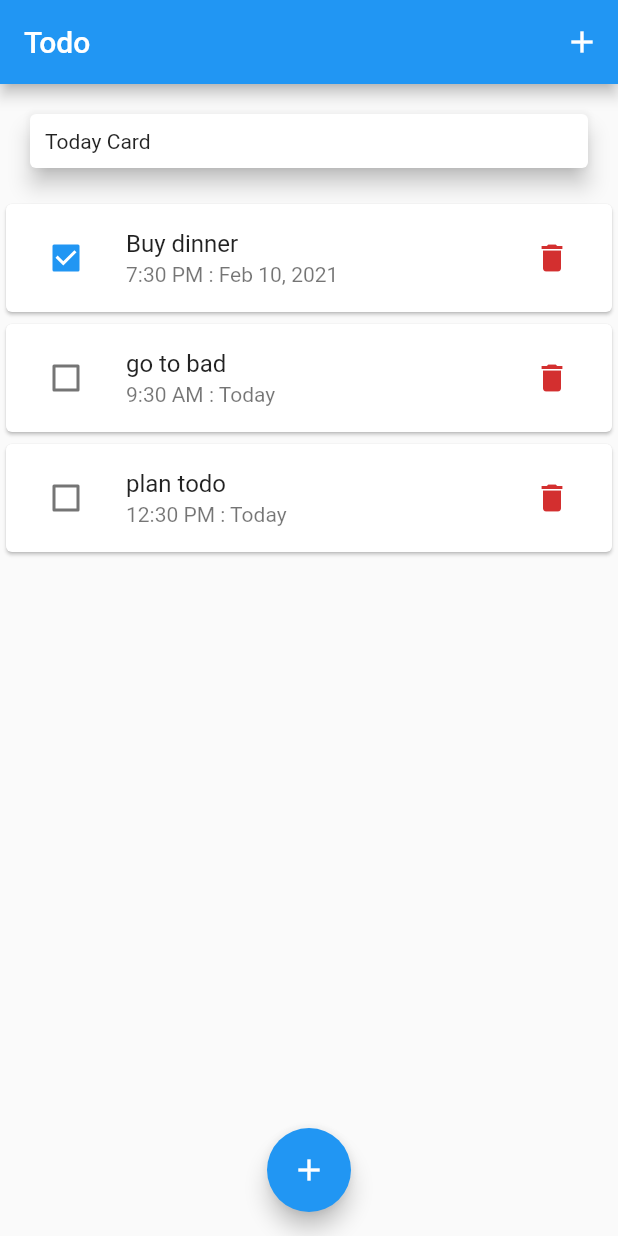
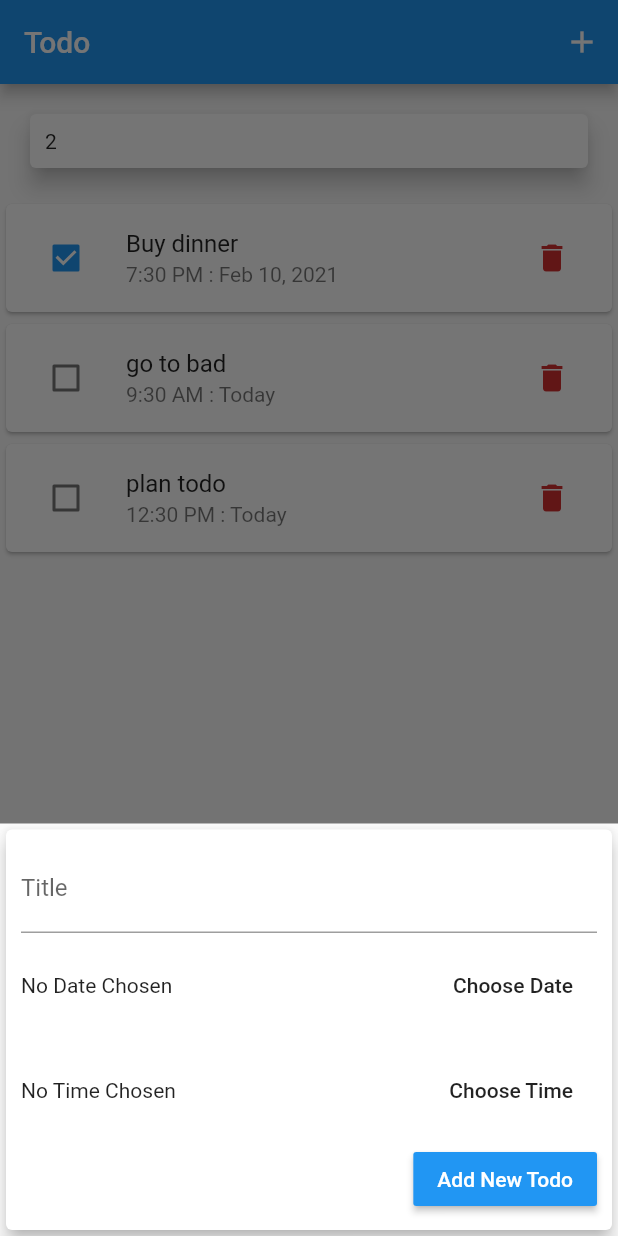
Before and after one commit to kyawmoehan/flutter_todo_app, a Flutter app: the screen it shows after launch, after a tap on the "add" icon, on a phone screen of 412 x 824 dp. Run offline on Flutter 3.47's test engine with Material 2 defaults, Android fonts, the phone set to English and light mode, and no system bars.

Commit message:
add new todo, today todo length

```diff
--- a/lib/main.dart
+++ b/lib/main.dart
@@ -3,6 +3,7 @@ import 'package:flutter/material.dart';
 import './modal/todo.dart';
 import './widget/todo_list.dart';
 import './widget/today_card.dart';
+import './widget/new_todo.dart';
 
 void main() {
   runApp(MyApp());
@@ -48,6 +49,31 @@ class _MyHomePageState extends State<MyHomePage> {
     ),
   ];
 
+  int get _todayTodo {
+    final now = DateTime.now();
+    final today = DateTime(now.year, now.month, now.day);
+    var getTodayTodo = _todoList.where((todo) {
+      final dateToCheck = todo.date;
+      return today ==
+          DateTime(dateToCheck.year, dateToCheck.month, dateToCheck.day);
+    });
+    print(getTodayTodo.length);
+    return getTodayTodo.length;
+  }
+
+  void _addNewTodo(String title, DateTime chosenDate, TimeOfDay chosenTime) {
+    final newTodo = Todo(
+      id: DateTime.now().toString(),
+      title: title,
+      date: chosenDate,
+      time: chosenTime,
+      complete: false,
+    );
+    setState(() {
+      _todoList.insert(0, newTodo);
+    });
+  }
+
   void _deleteTodo(String id) {
     setState(() {
       _todoList.removeWhere((todo) => todo.id == id);
@@ -61,6 +87,14 @@ class _MyHomePageState extends State<MyHomePage> {
     });
   }
 
+  void _startAddNewTodo(BuildContext ctx) {
+    showModalBottomSheet(
+        context: ctx,
+        builder: (_) {
+          return NewTodo(_addNewTodo);
+        });
+  }
+
   @override
   Widget build(BuildContext context) {
     return Scaffold(
@@ -69,7 +103,7 @@ class _MyHomePageState extends State<MyHomePage> {
         actions: [
           IconButton(
             icon: const Icon(Icons.add),
-            onPressed: () => {},
+            onPressed: () => {_startAddNewTodo(context)},
           )
         ],
       ),
@@ -77,7 +111,7 @@ class _MyHomePageState extends State<MyHomePage> {
         child: Column(
           crossAxisAlignment: CrossAxisAlignment.stretch,
           children: <Widget>[
-            TodayCard(),
+            TodayCard(_todayTodo),
             TodoList(_todoList, _deleteTodo, _changeComplete),
           ],
         ),
@@ -85,7 +119,7 @@ class _MyHomePageState extends State<MyHomePage> {
       floatingActionButtonLocation: FloatingActionButtonLocation.centerFloat,
       floatingActionButton: FloatingActionButton(
         child: Icon(Icons.add),
-        onPressed: () => {},
+        onPressed: () => {_startAddNewTodo(context)},
       ),
     );
   }
--- /dev/null
+++ b/lib/widget/new_todo.dart
@@ -0,0 +1,114 @@
+import 'package:flutter/material.dart';
+import 'package:intl/intl.dart';
+
+class NewTodo extends StatefulWidget {
+  final Function addNewTodo;
+  NewTodo(this.addNewTodo);
+
+  @override
+  _NewTodoState createState() => _NewTodoState();
+}
+
+class _NewTodoState extends State<NewTodo> {
+  final _titleController = TextEditingController();
+  DateTime _selectedDate;
+  TimeOfDay _selectedTime;
+
+  void _presentDatePicker() async {
+    final DateTime picked = await showDatePicker(
+      context: context,
+      initialDate: DateTime.now(),
+      firstDate: DateTime.now(),
+      lastDate: DateTime(2200),
+    );
+    if (picked != null && picked != _selectedDate)
+      setState(() {
+        _selectedDate = picked;
+      });
+  }
+
+  void _presentTimePicker() async {
+    final TimeOfDay picked = await showTimePicker(
+      context: context,
+      initialTime: TimeOfDay(hour: 00, minute: 00),
+    );
+    if (picked != null) {
+      setState(() {
+        _selectedTime = picked;
+      });
+    }
+  }
+
+  void _submitData() {
+    final enterTitle = _titleController.text;
+    if (enterTitle.isEmpty || _selectedDate == null || _selectedTime == null) {
+      return;
+    }
+    widget.addNewTodo(enterTitle, _selectedDate, _selectedTime);
+    Navigator.pop(context);
+  }
+
+  @override
+  Widget build(BuildContext context) {
+    return SingleChildScrollView(
+      child: Card(
+        elevation: 5,
+        child: Container(
+          padding: EdgeInsets.all(10),
+          child: Column(
+            crossAxisAlignment: CrossAxisAlignment.end,
+            children: [
+              TextField(
+                decoration: InputDecoration(
+                  labelText: 'Title',
+                ),
+                controller: _titleController,
+                onSubmitted: (_) => _submitData(),
+              ),
+              Container(
+                height: 70,
+                child: Row(
+                  mainAxisAlignment: MainAxisAlignment.spaceBetween,
+                  children: [
+                    Text(
+                      _selectedDate == null
+                          ? 'No Date Chosen'
+                          : '${DateFormat.yMd().format(_selectedDate)}',
+                    ),
+                    FlatButton(
+                      child: Text('Choose Date'),
+                      onPressed: _presentDatePicker,
+                    )
+                  ],
+                ),
+              ),
+              Container(
+                height: 70,
+                child: Row(
+                  mainAxisAlignment: MainAxisAlignment.spaceBetween,
+                  children: [
+                    Text(
+                      _selectedTime == null
+                          ? 'No Time Chosen'
+                          : '${_selectedTime.format(context)}',
+                    ),
+                    FlatButton(
+                      child: Text('Choose Time'),
+                      onPressed: _presentTimePicker,
+                    )
+                  ],
+                ),
+              ),
+              RaisedButton(
+                onPressed: _submitData,
+                color: Colors.blue,
+                textColor: Colors.white,
+                child: Text('Add New Todo'),
+              ),
+            ],
+          ),
+        ),
+      ),
+    );
+  }
+}
--- a/lib/widget/today_card.dart
+++ b/lib/widget/today_card.dart
@@ -1,6 +1,9 @@
 import 'package:flutter/material.dart';
 
 class TodayCard extends StatelessWidget {
+  final int todoCount;
+  TodayCard(this.todoCount);
+
   @override
   Widget build(BuildContext context) {
     return Card(
@@ -8,7 +11,7 @@ class TodayCard extends StatelessWidget {
       margin: EdgeInsets.all(20),
       child: Padding(
         padding: EdgeInsets.all(10),
-        child: Text('Today Card'),
+        child: Text('${todoCount.toString()}'),
       ),
     );
   }
```
